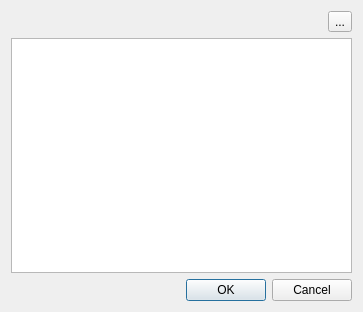
Old version of the form spinetoolbox/ui/add_objects.ui in the repository spine-tools/Spine-Toolbox.
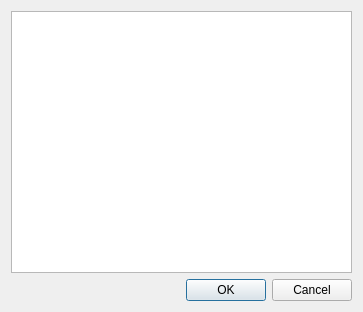
New version of the form. Icons and pictures are not drawn. Custom widgets are drawn as their Qt base class.

The edit to the form file:
```diff
--- a/spinetoolbox/ui/add_objects.ui
+++ b/spinetoolbox/ui/add_objects.ui
@@ -26,30 +26,6 @@
    <string>Add objects</string>
   </property>
   <layout class="QVBoxLayout" name="verticalLayout">
-   <item>
-    <layout class="QHBoxLayout" name="horizontalLayout">
-     <item>
-      <spacer name="horizontalSpacer">
-       <property name="orientation">
-        <enum>Qt::Horizontal</enum>
-       </property>
-       <property name="sizeHint" stdset="0">
-        <size>
-         <width>40</width>
-         <height>20</height>
-        </size>
-       </property>
-      </spacer>
-     </item>
-     <item>
-      <widget class="QToolButton" name="toolButton_remove_rows">
-       <property name="text">
-        <string>...</string>
-       </property>
-      </widget>
-     </item>
-    </layout>
-   </item>
    <item>
     <widget class="CopyPasteTableView" name="tableView">
      <property name="editTriggers">
@@ -59,7 +35,7 @@
       <bool>false</bool>
      </property>
      <attribute name="horizontalHeaderStretchLastSection">
-      <bool>true</bool>
+      <bool>false</bool>
      </attribute>
     </widget>
    </item>
```
Left out of the diff: 1 changed line with no effect on the pictures.
